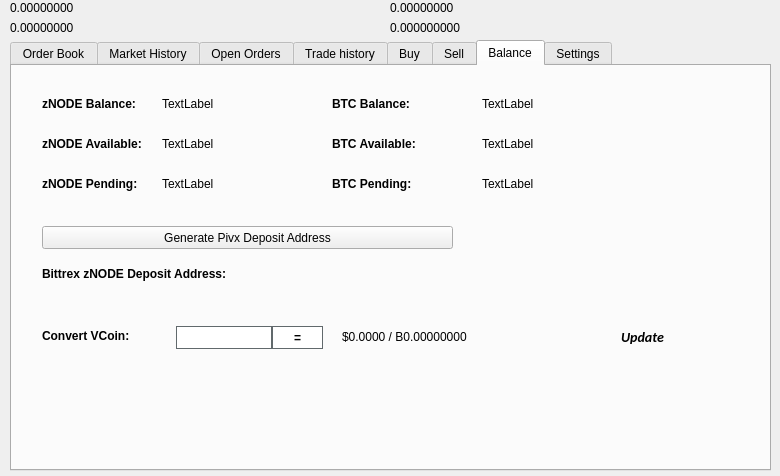
This is src/qt/forms/tradingdialog.ui in zeronode-project/zeronode as Qt 5 draws it before an edit. The edited form follows.
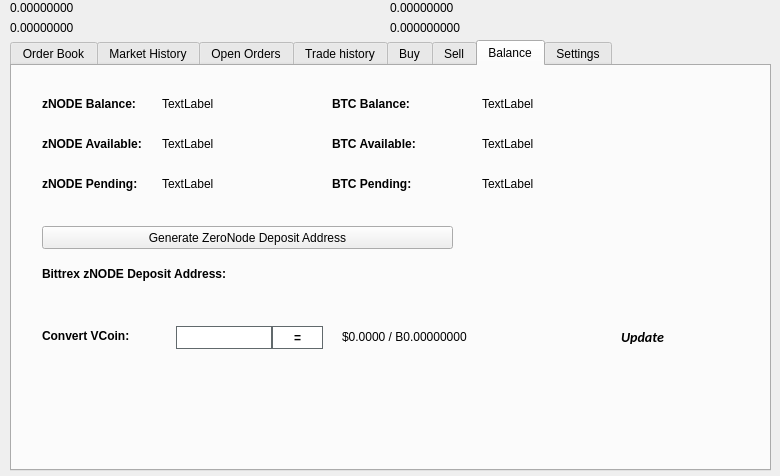
This is the edited form. The open tabs and pages were chosen to show the change. Icons and pictures are not drawn.

```diff
--- a/src/qt/forms/tradingdialog.ui
+++ b/src/qt/forms/tradingdialog.ui
@@ -2941,7 +2941,7 @@
       </rect>
      </property>
      <property name="text">
-      <string>Generate Pivx Deposit Address</string>
+      <string>Generate ZeroNode Deposit Address</string>
      </property>
      <property name="icon">
       <iconset resource="../znode.qrc">
```
